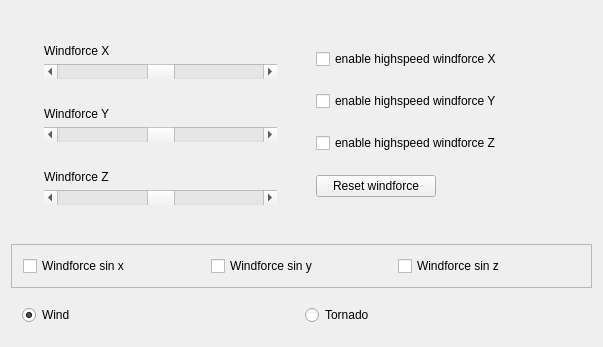
Above: Snowflake/Snowflake/externalPrograms/gui/source files/mainwindow.ui from Greek6/COGR_Snowflake before the change. Below: the same form after it.
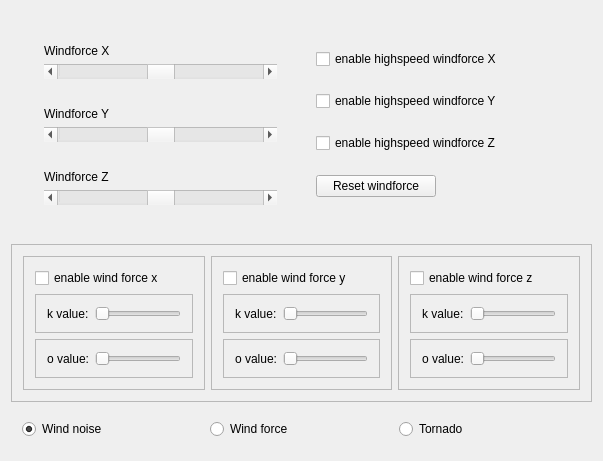
That is the form after the change.

Commit message: added wind noise fixed bug (crash)

```diff
--- a/Snowflake/Snowflake/externalPrograms/gui/source files/mainwindow.ui
+++ b/Snowflake/Snowflake/externalPrograms/gui/source files/mainwindow.ui
@@ -7,7 +7,7 @@
     <x>0</x>
     <y>0</y>
     <width>603</width>
-    <height>327</height>
+    <height>437</height>
    </rect>
   </property>
   <property name="windowTitle">
@@ -183,26 +183,218 @@
       <property name="frameShadow">
        <enum>QFrame::Raised</enum>
       </property>
-      <layout class="QHBoxLayout" name="horizontalLayout_3">
+      <layout class="QHBoxLayout" name="horizontalLayout_9">
        <item>
-        <widget class="QCheckBox" name="m_CheckBox_SinX">
-         <property name="text">
-          <string>Windforce sin x</string>
+        <widget class="QFrame" name="frame_2">
+         <property name="frameShape">
+          <enum>QFrame::StyledPanel</enum>
          </property>
+         <property name="frameShadow">
+          <enum>QFrame::Raised</enum>
+         </property>
+         <layout class="QVBoxLayout" name="verticalLayout_7">
+          <item>
+           <widget class="QCheckBox" name="m_CheckBoxX">
+            <property name="text">
+             <string>enable wind force x</string>
+            </property>
+           </widget>
+          </item>
+          <item>
+           <widget class="QFrame" name="frame_3">
+            <property name="frameShape">
+             <enum>QFrame::StyledPanel</enum>
+            </property>
+            <property name="frameShadow">
+             <enum>QFrame::Raised</enum>
+            </property>
+            <layout class="QHBoxLayout" name="horizontalLayout_3">
+             <item>
+              <widget class="QLabel" name="label_4">
+               <property name="text">
+                <string>k value:</string>
+               </property>
+              </widget>
+             </item>
+             <item>
+              <widget class="QSlider" name="m_K_X">
+               <property name="orientation">
+                <enum>Qt::Horizontal</enum>
+               </property>
+              </widget>
+             </item>
+            </layout>
+           </widget>
+          </item>
+          <item>
+           <widget class="QFrame" name="frame_4">
+            <property name="frameShape">
+             <enum>QFrame::StyledPanel</enum>
+            </property>
+            <property name="frameShadow">
+             <enum>QFrame::Raised</enum>
+            </property>
+            <layout class="QHBoxLayout" name="horizontalLayout_4">
+             <item>
+              <widget class="QLabel" name="label_5">
+               <property name="text">
+                <string>o value:</string>
+               </property>
+              </widget>
+             </item>
+             <item>
+              <widget class="QSlider" name="m_O_X">
+               <property name="orientation">
+                <enum>Qt::Horizontal</enum>
+               </property>
+              </widget>
+             </item>
+            </layout>
+           </widget>
+          </item>
+         </layout>
         </widget>
        </item>
        <item>
-        <widget class="QCheckBox" name="m_CheckBox_SinY">
-         <property name="text">
-          <string>Windforce sin y</string>
+        <widget class="QFrame" name="frame_5">
+         <property name="frameShape">
+          <enum>QFrame::StyledPanel</enum>
          </property>
+         <property name="frameShadow">
+          <enum>QFrame::Raised</enum>
+         </property>
+         <layout class="QVBoxLayout" name="verticalLayout_8">
+          <item>
+           <widget class="QCheckBox" name="m_CheckBoxY">
+            <property name="text">
+             <string>enable wind force y</string>
+            </property>
+           </widget>
+          </item>
+          <item>
+           <widget class="QFrame" name="frame_6">
+            <property name="frameShape">
+             <enum>QFrame::StyledPanel</enum>
+            </property>
+            <property name="frameShadow">
+             <enum>QFrame::Raised</enum>
+            </property>
+            <layout class="QHBoxLayout" name="horizontalLayout_5">
+             <item>
+              <widget class="QLabel" name="label_6">
+               <property name="text">
+                <string>k value:</string>
+               </property>
+              </widget>
+             </item>
+             <item>
+              <widget class="QSlider" name="m_K_Y">
+               <property name="orientation">
+                <enum>Qt::Horizontal</enum>
+               </property>
+              </widget>
+             </item>
+            </layout>
+           </widget>
+          </item>
+          <item>
+           <widget class="QFrame" name="frame_7">
+            <property name="frameShape">
+             <enum>QFrame::StyledPanel</enum>
+            </property>
+            <property name="frameShadow">
+             <enum>QFrame::Raised</enum>
+            </property>
+            <layout class="QHBoxLayout" name="horizontalLayout_6">
+             <item>
+              <widget class="QLabel" name="label_7">
+               <property name="text">
+                <string>o value:</string>
+               </property>
+              </widget>
+             </item>
+             <item>
+              <widget class="QSlider" name="m_O_Y">
+               <property name="orientation">
+                <enum>Qt::Horizontal</enum>
+               </property>
+              </widget>
+             </item>
+            </layout>
+           </widget>
+          </item>
+         </layout>
         </widget>
        </item>
        <item>
-        <widget class="QCheckBox" name="m_CheckBox_SinZ">
-         <property name="text">
-          <string>Windforce sin z</string>
+        <widget class="QFrame" name="frame_8">
+         <property name="frameShape">
+          <enum>QFrame::StyledPanel</enum>
          </property>
+         <property name="frameShadow">
+          <enum>QFrame::Raised</enum>
+         </property>
+         <layout class="QVBoxLayout" name="verticalLayout_9">
+          <item>
+           <widget class="QCheckBox" name="m_CheckBoxZ">
+            <property name="text">
+             <string>enable wind force z</string>
+            </property>
+           </widget>
+          </item>
+          <item>
+           <widget class="QFrame" name="frame_9">
+            <property name="frameShape">
+             <enum>QFrame::StyledPanel</enum>
+            </property>
+            <property name="frameShadow">
+             <enum>QFrame::Raised</enum>
+            </property>
+            <layout class="QHBoxLayout" name="horizontalLayout_7">
+             <item>
+              <widget class="QLabel" name="label_8">
+               <property name="text">
+                <string>k value:</string>
+               </property>
+              </widget>
+             </item>
+             <item>
+              <widget class="QSlider" name="m_K_Z">
+               <property name="orientation">
+                <enum>Qt::Horizontal</enum>
+               </property>
+              </widget>
+             </item>
+            </layout>
+           </widget>
+          </item>
+          <item>
+           <widget class="QFrame" name="frame_10">
+            <property name="frameShape">
+             <enum>QFrame::StyledPanel</enum>
+            </property>
+            <property name="frameShadow">
+             <enum>QFrame::Raised</enum>
+            </property>
+            <layout class="QHBoxLayout" name="horizontalLayout_8">
+             <item>
+              <widget class="QLabel" name="label_9">
+               <property name="text">
+                <string>o value:</string>
+               </property>
+              </widget>
+             </item>
+             <item>
+              <widget class="QSlider" name="m_O_Z">
+               <property name="orientation">
+                <enum>Qt::Horizontal</enum>
+               </property>
+              </widget>
+             </item>
+            </layout>
+           </widget>
+          </item>
+         </layout>
         </widget>
        </item>
       </layout>
@@ -214,7 +406,7 @@
        <item>
         <widget class="QRadioButton" name="radioButton">
          <property name="text">
-          <string>Wind</string>
+          <string>Wind noise</string>
          </property>
          <property name="checked">
           <bool>true</bool>
@@ -222,7 +414,17 @@
         </widget>
        </item>
        <item>
-        <widget class="QRadioButton" name="radioButton_2">
+        <widget class="QRadioButton" name="m_RadioForce">
+         <property name="text">
+          <string>Wind force</string>
+         </property>
+         <property name="checked">
+          <bool>false</bool>
+         </property>
+        </widget>
+       </item>
+       <item>
+        <widget class="QRadioButton" name="m_RadioTornado">
          <property name="text">
           <string>Tornado</string>
          </property>
```
Left out of the diff: 2 changed lines with no effect on the pictures. The commit also changes 8 other files.
